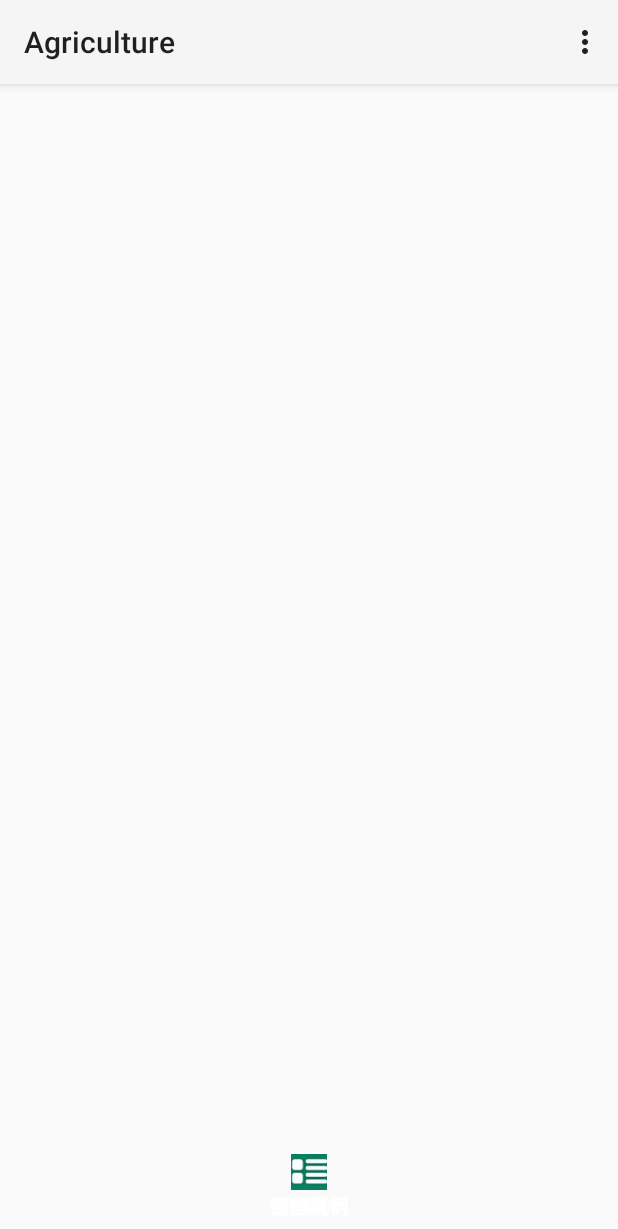
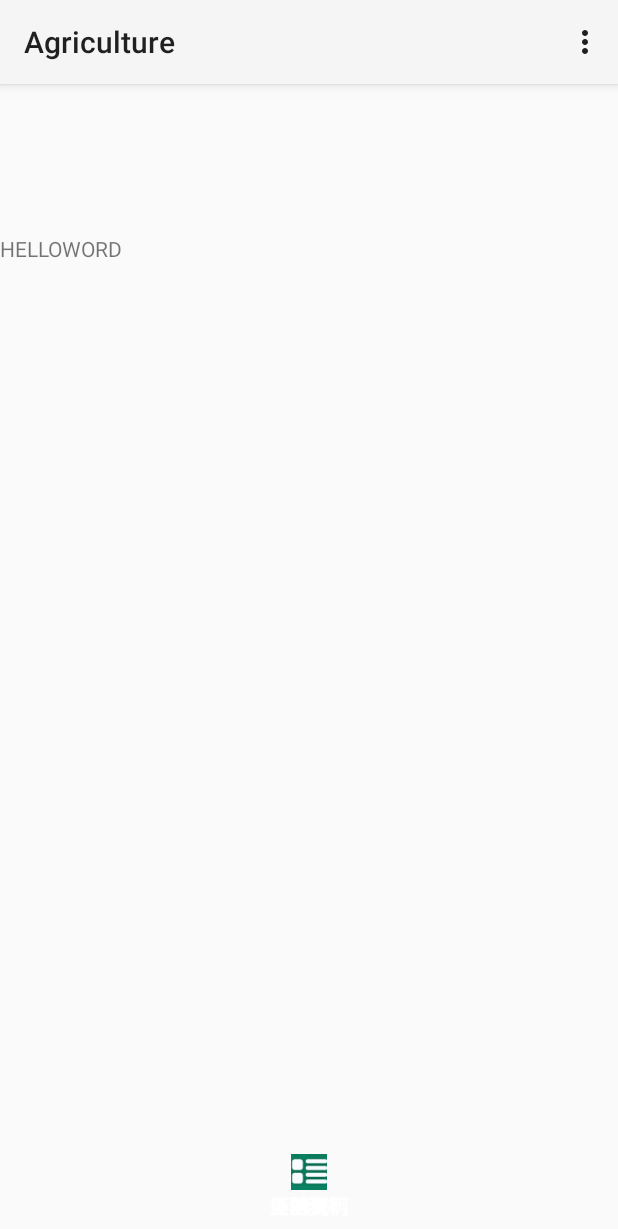
Before and after one commit to dianyueneo/Agriculture, an Android app: the screen it shows after launch (MainActivity), on a phone screen of 412 x 824 dp. Shown: the top 1229 px of the screen. Run offline under Robolectric (Android 15) with nearby library versions, the phone set to English and light mode, and no system bars; 1 statement that could not run was skipped.

Commit message:
show fragment_temp

```diff
--- a/app/src/main/java/com/xn121/scjg/nmt/MainActivity.java
+++ b/app/src/main/java/com/xn121/scjg/nmt/MainActivity.java
@@ -43,7 +43,7 @@ public class MainActivity extends FragmentActivity {
         inflater = LayoutInflater.from(this);
 
         mTabHost = (FragmentTabHost)this.findViewById(android.R.id.tabhost);
-        mTabHost.setup(this, this.getSupportFragmentManager(), android.R.id.tabcontent);
+        mTabHost.setup(this, this.getSupportFragmentManager(), R.id.realcontent);
         if(Build.VERSION.SDK_INT > 10){
             mTabHost.getTabWidget().setShowDividers(LinearLayout.SHOW_DIVIDER_NONE);
         }
--- a/app/src/main/res/layout/fragment_temp.xml
+++ b/app/src/main/res/layout/fragment_temp.xml
@@ -5,6 +5,7 @@
     <TextView
         android:layout_width="fill_parent"
         android:layout_height="fill_parent"
+        android:layout_marginTop="100dp"
         android:text="HELLOWORD"/>
 
 </LinearLayout>
--- a/app/src/main/res/layout/fragment_temp2.xml
+++ b/app/src/main/res/layout/fragment_temp2.xml
@@ -5,6 +5,7 @@
     <ImageView
         android:layout_width="wrap_content"
         android:layout_height="wrap_content"
+        android:layout_marginTop="100dp"
         android:src="@drawable/home_sel"/>
 
 </LinearLayout>
```
